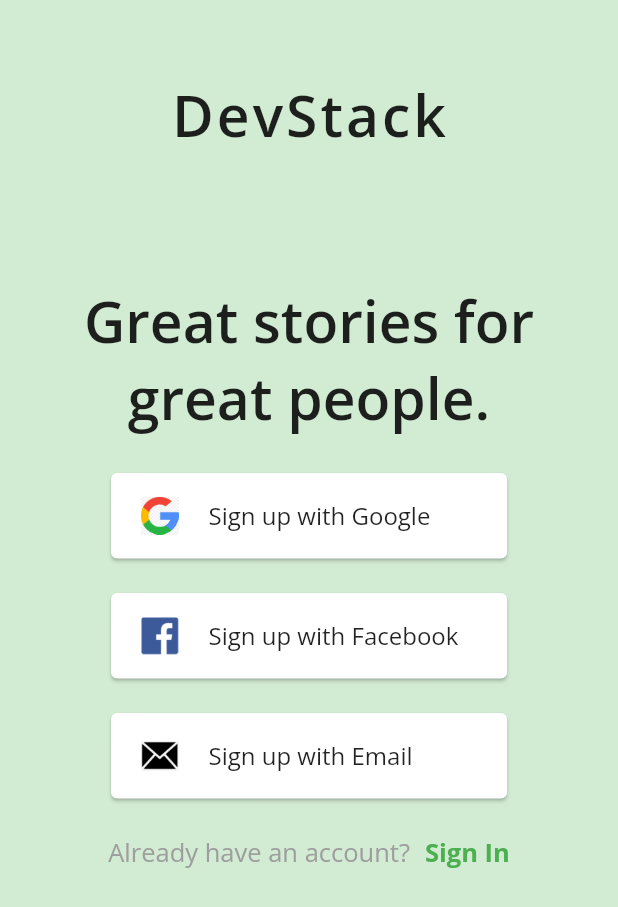
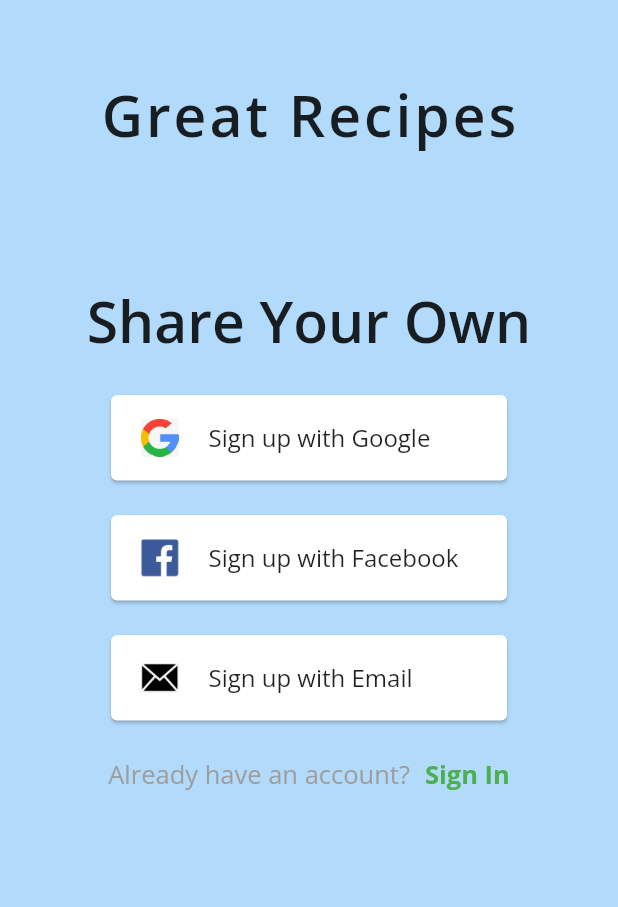
Before and after one commit to prabeshpathak/recipe-me, a Flutter app: the screen it shows after launch, on a phone screen of 412 x 824 dp. Shown: the top 907 px of the screen. Run offline on Flutter 3.47's test engine with Material 2 defaults, Android fonts, the phone set to English and light mode, and no system bars; our stand-ins replace google_fonts.

Commit message:
small ui change

```diff
--- a/lib/pages/WelcomePage.dart
+++ b/lib/pages/WelcomePage.dart
@@ -66,7 +66,7 @@
           gradient: LinearGradient(
               colors: [
                 Colors.white,
-                Colors.green.shade200,
+                Colors.blue.shade300,
               ],
               begin: const FractionalOffset(0.0, 1.0),
               end: const FractionalOffset(0.0, 1.0),
@@ -80,7 +80,7 @@
               child: SlideTransition(
                 position: _offsetAnimation,
                 child: Text(
-                  "DevStack",
+                  "Great Recipes",
                   style: TextStyle(
                     fontSize: 38,
                     fontWeight: FontWeight.w600,
@@ -96,7 +96,7 @@
                 children: [
                   SizedBox(height: MediaQuery.of(context).size.height / 6),
                   Text(
-                    "Great stories for great people.",
+                    "Share Your Own",
                     textAlign: TextAlign.center,
                     style: TextStyle(
                       fontWeight: FontWeight.w600,
```
